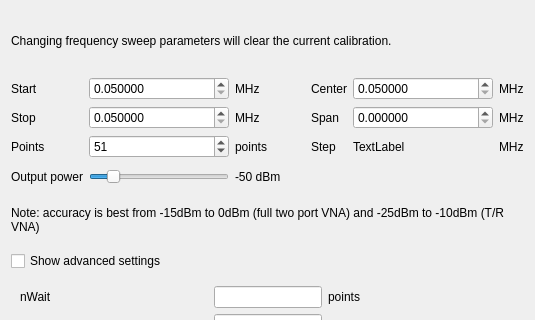
First picture: the form in vna_qt/frequencydialog.ui, repository mdkendall/NanoVNA-QT, before the edit; both pictures show x 0 to 535 and y 0 to 320 of the 535 by 669 pixel window.
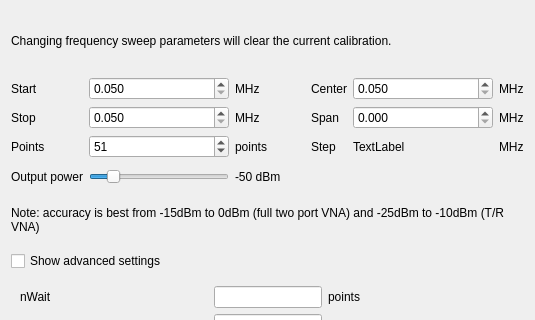
Second picture: the form after the edit.

Commit message: Show frequencies to 1kHz resolution (remove spurious decimal places)

Patch:
```diff
--- a/vna_qt/frequencydialog.ui
+++ b/vna_qt/frequencydialog.ui
@@ -238,7 +238,7 @@
      <item row="1" column="1">
       <widget class="QDoubleSpinBox" name="t_stop">
        <property name="decimals">
-        <number>6</number>
+        <number>3</number>
        </property>
        <property name="minimum">
         <double>0.050000000000000</double>
@@ -290,7 +290,7 @@
      <item row="0" column="1">
       <widget class="QDoubleSpinBox" name="t_start">
        <property name="decimals">
-        <number>6</number>
+        <number>3</number>
        </property>
        <property name="minimum">
         <double>0.050000000000000</double>
@@ -346,7 +346,7 @@
      <item row="0" column="4">
       <widget class="QDoubleSpinBox" name="t_center">
        <property name="decimals">
-        <number>6</number>
+        <number>3</number>
        </property>
        <property name="minimum">
         <double>0.050000000000000</double>
@@ -362,7 +362,7 @@
      <item row="1" column="4">
       <widget class="QDoubleSpinBox" name="t_span">
        <property name="decimals">
-        <number>6</number>
+        <number>3</number>
        </property>
        <property name="minimum">
         <double>0.000000000000000</double>
```
The commit also changes 1 other file.
